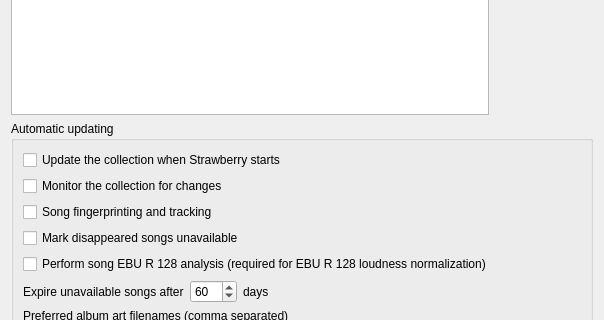
The window that src/settings/collectionsettingspage.ui (goshitsarch-eng/Orange) describes before a commit, drawn with Qt 5; both pictures show x 0 to 604 and y 163 to 483 of the 604 by 1112 pixel window.
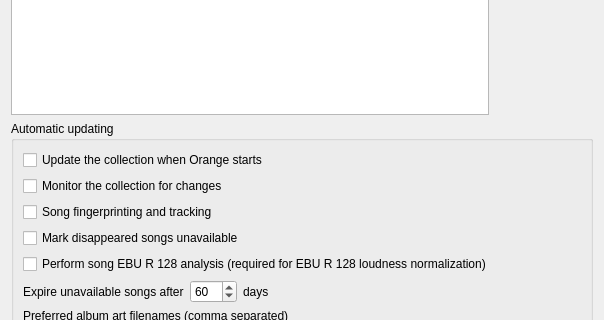
The same window after the commit.

Commit message: Rename the fork to Orange and follow the KDE look and feel

```diff
--- a/src/settings/collectionsettingspage.ui
+++ b/src/settings/collectionsettingspage.ui
@@ -84,7 +84,7 @@
       <item>
        <widget class="QCheckBox" name="startup_scan">
         <property name="text">
-         <string>Update the collection when Strawberry starts</string>
+         <string>Update the collection when Orange starts</string>
         </property>
        </widget>
       </item>
```
Left out of the diff: 2 changed lines with no effect on the pictures. The commit also changes 53 other files.
